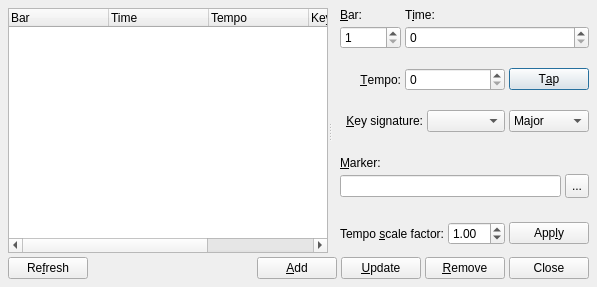
Old version of the form src/qtractorTimeScaleForm.ui in the repository rncbc/qtractor.
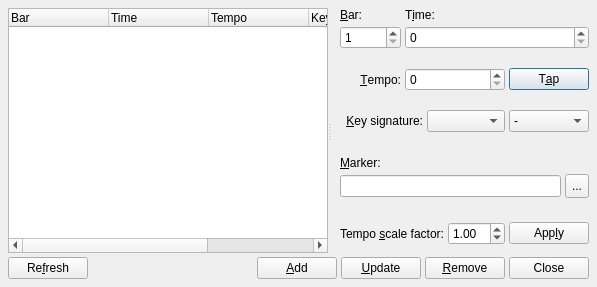
New version of the form. Icons and pictures are not drawn. Custom widgets are drawn as their Qt base class.

Patch:
```diff
--- a/src/qtractorTimeScaleForm.ui
+++ b/src/qtractorTimeScaleForm.ui
@@ -273,6 +273,11 @@
          <property name="editable">
           <bool>false</bool>
          </property>
+         <item>
+          <property name="text">
+           <string>-</string>
+          </property>
+         </item>
          <item>
           <property name="text">
            <string>Major</string>
```
